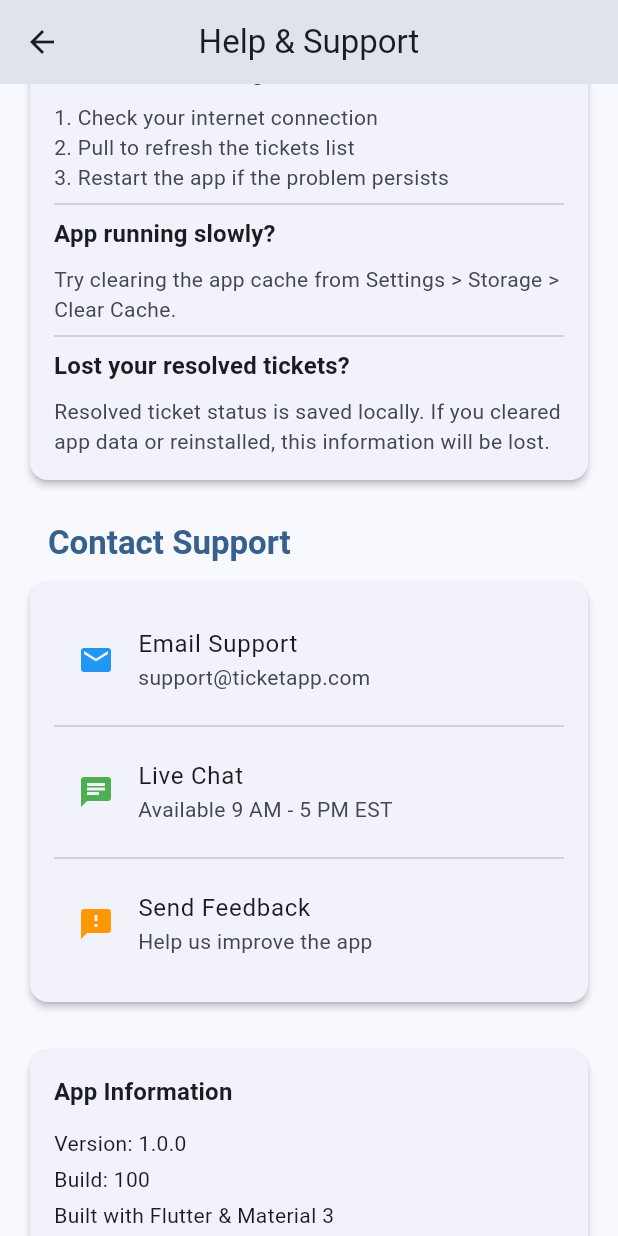
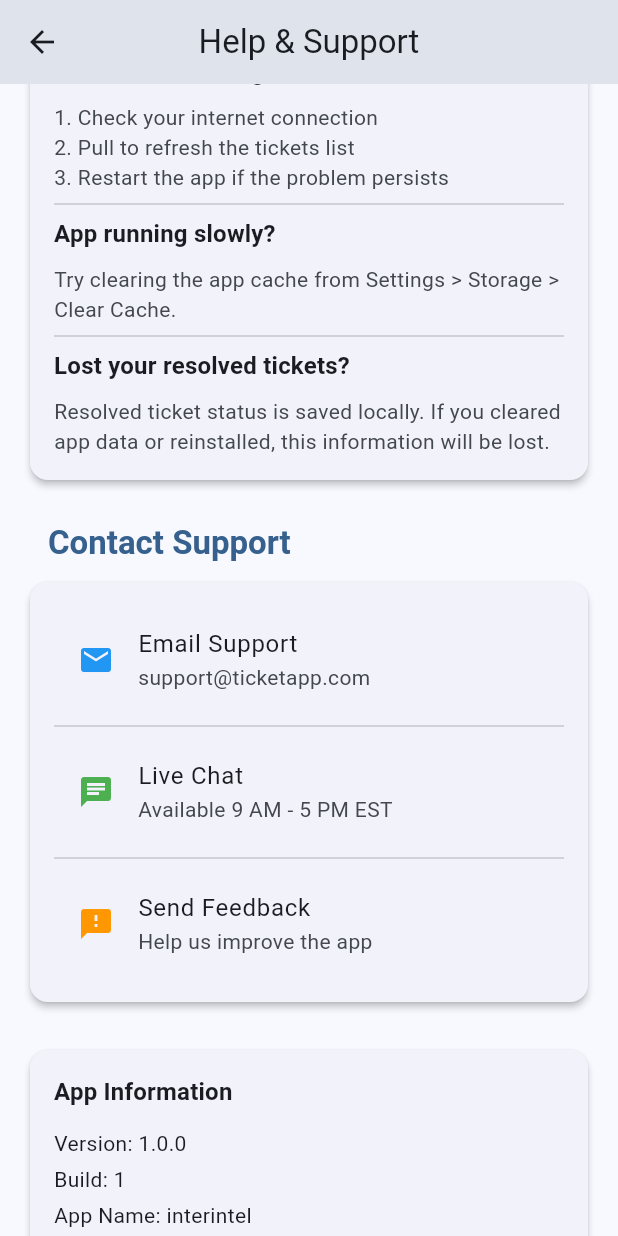
Before and after one commit to ogaroh/ticketly, a Flutter app: the HelpPage screen opened by its route, scrolled down 1152 dp, on a phone screen of 412 x 824 dp. Run offline on Flutter 3.47's test engine with Material 3 defaults, Android fonts, the phone set to English and light mode, and no system bars; our stand-ins replace equatable, flutter_bloc, go_router, package_info_plus, shared_preferences; accounts and stored records are empty.

Commit message:
Enhance HelpPage with package info retrieval and update SettingsPage text; add package_info_plus dependency

```diff
--- a/lib/features/profile/presentation/pages/help_page.dart
+++ b/lib/features/profile/presentation/pages/help_page.dart
@@ -1,8 +1,31 @@
 import 'package:flutter/material.dart';
 import 'package:go_router/go_router.dart';
+import 'package:package_info_plus/package_info_plus.dart';
 
-class HelpPage extends StatelessWidget {
+class HelpPage extends StatefulWidget {
   const HelpPage({super.key});
+
+  @override
+  State<HelpPage> createState() => _HelpPageState();
+}
+
+class _HelpPageState extends State<HelpPage> {
+  PackageInfo? _packageInfo;
+
+  @override
+  void initState() {
+    super.initState();
+    _loadPackageInfo();
+  }
+
+  Future<void> _loadPackageInfo() async {
+    final packageInfo = await PackageInfo.fromPlatform();
+    if (mounted) {
+      setState(() {
+        _packageInfo = packageInfo;
+      });
+    }
+  }
 
   @override
   Widget build(BuildContext context) {
@@ -203,9 +226,15 @@ class HelpPage extends StatelessWidget {
                           ),
                     ),
                     const SizedBox(height: 12),
-                    const Text('Version: 1.0.0'),
+                    Text('Version: ${_packageInfo?.version ?? 'Loading...'}'),
                     const SizedBox(height: 4),
-                    const Text('Build: 100'),
+                    Text('Build: ${_packageInfo?.buildNumber ?? 'Loading...'}'),
+                    const SizedBox(height: 4),
+                    Text('App Name: ${_packageInfo?.appName ?? 'Loading...'}'),
+                    const SizedBox(height: 4),
+                    Text(
+                      'Package Name: ${_packageInfo?.packageName ?? 'Loading...'}',
+                    ),
                     const SizedBox(height: 4),
                     const Text('Built with Flutter & Material 3'),
                     const SizedBox(height: 12),
--- a/lib/features/profile/presentation/pages/settings_page.dart
+++ b/lib/features/profile/presentation/pages/settings_page.dart
@@ -203,7 +203,7 @@ class _SettingsPageState extends State<SettingsPage> {
                 const SizedBox(height: 24),
 
                 // Data Section
-                _buildSectionHeader(context, 'Data'),
+                _buildSectionHeader(context, 'Advanced'),
                 Card(
                   child: Column(
                     children: [
@@ -488,7 +488,9 @@ class _SettingsPageState extends State<SettingsPage> {
       applicationVersion: '1.0.0',
       applicationIcon: const Icon(Icons.support_agent, size: 48),
       children: [
-        const Text('A Flutter application for managing and resolving support tickets.'),
+        const Text(
+          'A simple Flutter application for managing and resolving support tickets.',
+        ),
         const SizedBox(height: 16),
         const Text('Built with Material 3 design and clean architecture.'),
         const SizedBox(height: 16),
--- a/pubspec.yaml
+++ b/pubspec.yaml
@@ -47,6 +47,9 @@ dependencies:
 
   # Local storage
   shared_preferences: ^2.3.3
+
+  # Package info
+  package_info_plus: ^8.0.2
 
   # JSON annotation
   json_annotation: ^4.9.0
```
Also changed, not shown: pubspec.lock.
